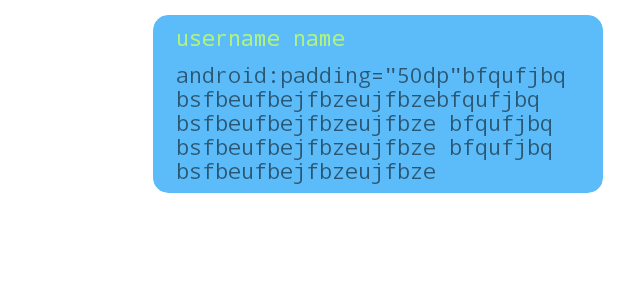
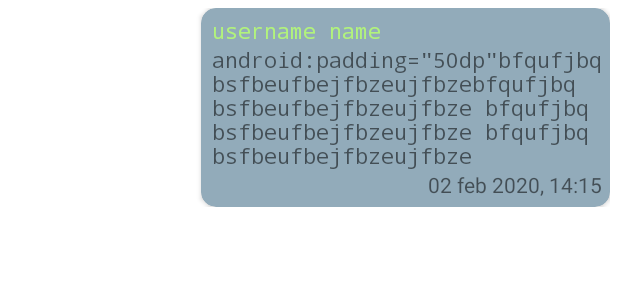
Before and after one commit to BlaBl-App/BlaBl-App, an Android app: the layout message_custom_sent.xml on its own in the app's theme, with its tools: preview values and no code run, on a phone screen of 412 x 824 dp. Shown: the top 300 px of the screen. Run offline under Robolectric (Android 15) with nearby library versions, the phone set to English and light mode, and no system bars; network calls fail.

Commit message:
Implémentation des messages

```diff
--- a/app/src/main/res/layout/message_custom_sent.xml
+++ b/app/src/main/res/layout/message_custom_sent.xml
@@ -1,21 +1,23 @@
 <?xml version="1.0" encoding="utf-8"?>
 <androidx.constraintlayout.widget.ConstraintLayout xmlns:android="http://schemas.android.com/apk/res/android"
     xmlns:app="http://schemas.android.com/apk/res-auto"
-    xmlns:tools="http://schemas.android.com/tools"
     android:layout_width="match_parent"
     android:layout_height="wrap_content"
-    android:padding="10dp"
-    >
+    android:padding="5dp">
+
+    <RelativeLayout
+        android:layout_width="wrap_content"
+        android:layout_height="wrap_content"
+        app:layout_constraintEnd_toEndOf="parent"
+        app:layout_constraintTop_toTopOf="parent">
 
         <androidx.cardview.widget.CardView
             android:id="@+id/cardViewMessage"
-        android:layout_width="300dp"
+            android:layout_width="wrap_content"
             android:layout_height="wrap_content"
-        app:cardBackgroundColor="#5CBCF9"
+            app:cardBackgroundColor="#92ABBA"
             app:cardCornerRadius="10dp"
-        app:layout_constraintEnd_toEndOf="parent"
-        app:layout_constraintTop_toTopOf="parent"
-        tools:ignore="MissingConstraints">
+            android:layout_alignParentEnd="true">
 
             <androidx.constraintlayout.widget.ConstraintLayout
                 android:layout_width="match_parent"
@@ -26,7 +28,7 @@
                     android:id="@+id/userNameSending"
                     android:layout_width="wrap_content"
                     android:layout_height="wrap_content"
-                android:layout_marginStart="10dp"
+                    android:layout_marginStart="2dp"
                     android:fontFamily="monospace"
                     android:text="username name"
                     android:textColor="#B2F37C"
@@ -35,16 +37,26 @@
 
                 <TextView
                     android:id="@+id/userMessageSending"
-                android:layout_width="match_parent"
+                    android:layout_width="wrap_content"
+                    android:minWidth="170dp"
+                    android:maxWidth="260dp"
                     android:layout_height="wrap_content"
-                android:layout_marginStart="10dp"
-                android:layout_marginTop="5dp"
+                    android:layout_marginStart="2dp"
                     android:fontFamily="monospace"
                     android:text="android:padding=&quot;50dp&quot;bfqufjbq bsfbeufbejfbzeujfbzebfqufjbq bsfbeufbejfbzeujfbze bfqufjbq bsfbeufbejfbzeujfbze bfqufjbq bsfbeufbejfbzeujfbze"
                     android:textAlignment="textStart"
                     app:layout_constraintStart_toStartOf="parent"
                     app:layout_constraintTop_toBottomOf="@+id/userNameSending" />
 
+                <TextView
+                    android:layout_width="wrap_content"
+                    android:layout_height="wrap_content"
+                    app:layout_constraintTop_toBottomOf="@+id/userMessageSending"
+                    app:layout_constraintEnd_toEndOf="parent"
+                    android:text="02 feb 2020, 14:15" />
+
             </androidx.constraintlayout.widget.ConstraintLayout>
         </androidx.cardview.widget.CardView>
+    </RelativeLayout>
+
 </androidx.constraintlayout.widget.ConstraintLayout>
```
Also changed, not shown: app/src/main/java/com/blablapp/blablapp/ChatActivity.kt (+5 -3 lines), app/src/main/res/layout/chat_activity.xml (+7 -8 lines), app/src/main/res/layout/message_custom_received.xml (+22 -11 lines). Lines whose indentation alone changed are shown as unchanged.
